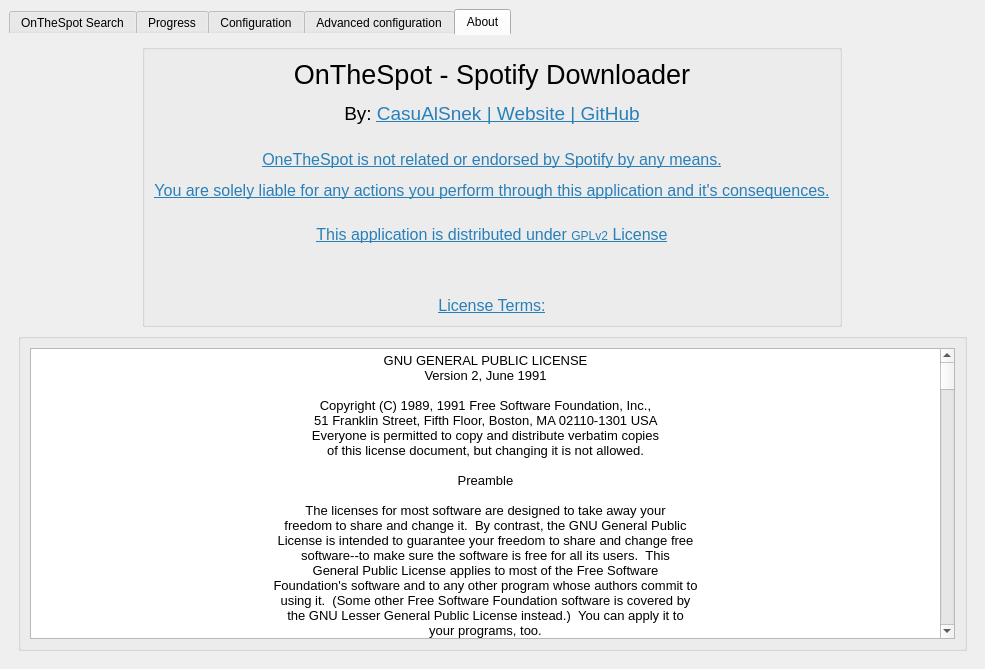
First picture: the form in src/onthespot/gui/qtui/main.ui, repository moddroid94/onthespot, before the edit.
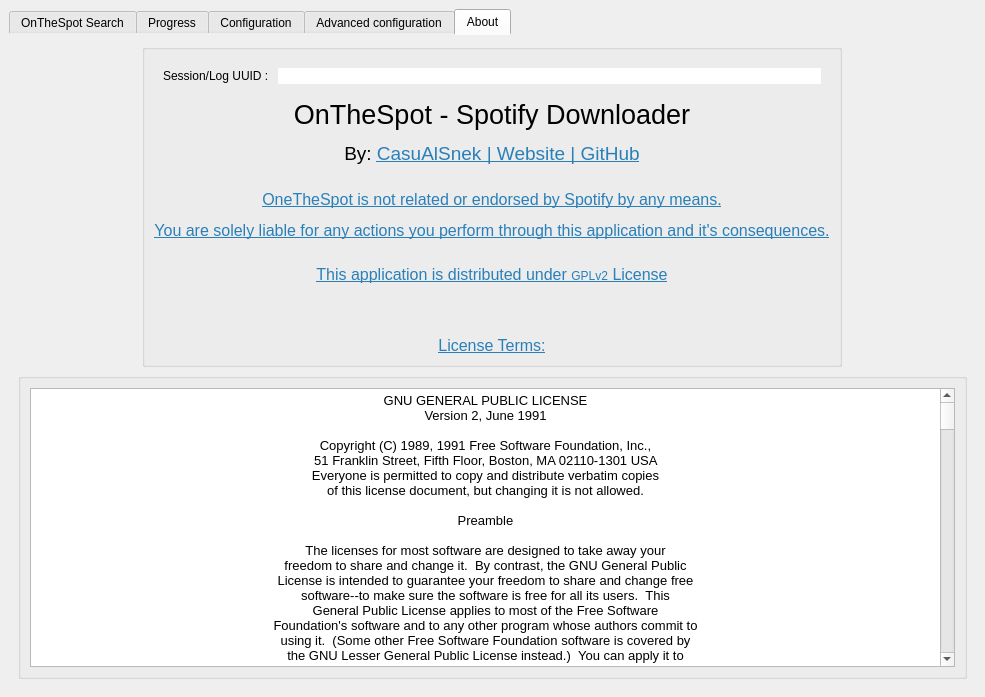
Second picture: the form after the edit. The open tabs and pages were chosen to show the change. Icons and pictures are not drawn.

Diff of the .ui file:
```diff
--- a/src/onthespot/gui/qtui/main.ui
+++ b/src/onthespot/gui/qtui/main.ui
@@ -10,7 +10,7 @@
     <x>0</x>
     <y>0</y>
     <width>985</width>
-    <height>669</height>
+    <height>697</height>
    </rect>
   </property>
   <property name="windowTitle">
@@ -1546,7 +1546,42 @@
           </property>
           <layout class="QVBoxLayout" name="verticalLayout_15">
            <item>
-            <widget class="QLabel" name="label">
+            <widget class="QFrame" name="frame">
+             <property name="minimumSize">
+              <size>
+               <width>0</width>
+               <height>0</height>
+              </size>
+             </property>
+             <property name="frameShape">
+              <enum>QFrame::NoFrame</enum>
+             </property>
+             <property name="frameShadow">
+              <enum>QFrame::Plain</enum>
+             </property>
+             <layout class="QHBoxLayout" name="horizontalLayout_4">
+              <item>
+               <widget class="QLabel" name="lb_session_uuid">
+                <property name="text">
+                 <string>Session/Log UUID : </string>
+                </property>
+               </widget>
+              </item>
+              <item>
+               <widget class="QLineEdit" name="inp_session_uuid">
+                <property name="enabled">
+                 <bool>false</bool>
+                </property>
+                <property name="frame">
+                 <bool>false</bool>
+                </property>
+               </widget>
+              </item>
+             </layout>
+            </widget>
+           </item>
+           <item>
+            <widget class="QLabel" name="label_about">
              <property name="text">
               <string>&lt;html&gt;&lt;head/&gt;&lt;body&gt;&lt;p align=&quot;center&quot;&gt;&lt;span style=&quot; font-size:20pt;&quot;&gt;OnTheSpot - Spotify Downloader&lt;/span&gt;&lt;/p&gt;&lt;p align=&quot;center&quot;&gt;&lt;span style=&quot; font-size:14pt;&quot;&gt;By: &lt;/span&gt;&lt;a href=&quot;http://casualsnek.eu.org&quot;&gt;&lt;span style=&quot; font-size:14pt; text-decoration: underline; color:#2980b9;&quot;&gt;CasuAlSnek | Website | &lt;/span&gt;&lt;/a&gt;&lt;a href=&quot;https://github.com/casualsnek/onethespot&quot;&gt;&lt;span style=&quot; font-size:14pt; text-decoration: underline; color:#2980b9;&quot;&gt;GitHub&lt;/span&gt;&lt;/a&gt;&lt;br/&gt;&lt;/p&gt;&lt;p align=&quot;center&quot;&gt;&lt;a href=&quot;https://github.com/casualsnek/onethespot&quot;&gt;&lt;span style=&quot; font-size:12pt; text-decoration: underline; color:#2980b9;&quot;&gt;OneTheSpot is not related or endorsed by Spotify by any means.&lt;/span&gt;&lt;/a&gt;&lt;/p&gt;&lt;p align=&quot;center&quot;&gt;&lt;a href=&quot;https://github.com/casualsnek/onethespot&quot;&gt;&lt;span style=&quot; font-size:12pt; text-decoration: underline; color:#2980b9;&quot;&gt;You are solely liable for any actions you perform through this application and it's consequences.&lt;/span&gt;&lt;/a&gt;&lt;br/&gt;&lt;/p&gt;&lt;p align=&quot;center&quot;&gt;&lt;a href=&quot;https://github.com/casualsnek/onethespot&quot;&gt;&lt;span style=&quot; font-size:12pt; text-decoration: underline; color:#2980b9;&quot;&gt;This application is distributed under &lt;/span&gt;&lt;/a&gt;&lt;a href=&quot;https://www.gnu.org/licenses/old-licenses/lgpl-2.0.html&quot;&gt;&lt;span style=&quot; text-decoration: underline; color:#2980b9;&quot;&gt;GPLv2&lt;/span&gt;&lt;/a&gt;&lt;a href=&quot;https://github.com/casualsnek/onethespot&quot;&gt;&lt;span style=&quot; font-size:12pt; text-decoration: underline; color:#2980b9;&quot;&gt; License&lt;/span&gt;&lt;/a&gt;&lt;/p&gt;&lt;p align=&quot;center&quot;&gt;&lt;br/&gt;&lt;/p&gt;&lt;p align=&quot;center&quot;&gt;&lt;a href=&quot;https://github.com/casualsnek/onethespot&quot;&gt;&lt;span style=&quot; font-size:12pt; text-decoration: underline; color:#2980b9;&quot;&gt;License Terms:&lt;/span&gt;&lt;/a&gt;&lt;/p&gt;&lt;/body&gt;&lt;/html&gt;</string>
              </property>
@@ -1582,7 +1617,7 @@
               <string>&lt;!DOCTYPE HTML PUBLIC &quot;-//W3C//DTD HTML 4.0//EN&quot; &quot;http://www.w3.org/TR/REC-html40/strict.dtd&quot;&gt;
 &lt;html&gt;&lt;head&gt;&lt;meta name=&quot;qrichtext&quot; content=&quot;1&quot; /&gt;&lt;style type=&quot;text/css&quot;&gt;
 p, li { white-space: pre-wrap; }
-&lt;/style&gt;&lt;/head&gt;&lt;body style=&quot; font-family:'IBM Plex Mono'; font-size:10pt; font-weight:456; font-style:normal;&quot;&gt;
+&lt;/style&gt;&lt;/head&gt;&lt;body style=&quot; font-family:'RobotoMono Nerd Font'; font-size:10pt; font-weight:456; font-style:normal;&quot;&gt;
 &lt;p align=&quot;center&quot; style=&quot; margin-top:12px; margin-bottom:12px; margin-left:0px; margin-right:0px; -qt-block-indent:0; text-indent:0px;&quot;&gt;&lt;span style=&quot; font-family:'monospace'; font-weight:400;&quot;&gt;GNU GENERAL PUBLIC LICENSE&lt;br /&gt;Version 2, June 1991 &lt;br /&gt;&lt;br /&gt;Copyright (C) 1989, 1991 Free Software Foundation, Inc., &lt;br /&gt;51 Franklin Street, Fifth Floor, Boston, MA 02110-1301 USA &lt;br /&gt;Everyone is permitted to copy and distribute verbatim copies &lt;br /&gt;of this license document, but changing it is not allowed. &lt;br /&gt;&lt;br /&gt;Preamble &lt;br /&gt;&lt;br /&gt;The licenses for most software are designed to take away your &lt;br /&gt;freedom to share and change it.  By contrast, the GNU General Public &lt;br /&gt;License is intended to guarantee your freedom to share and change free &lt;br /&gt;software--to make sure the software is free for all its users.  This &lt;br /&gt;General Public License applies to most of the Free Software &lt;br /&gt;Foundation's software and to any other program whose authors commit to &lt;br /&gt;using it.  (Some other Free Software Foundation software is covered by &lt;br /&gt;the GNU Lesser General Public License instead.)  You can apply it to &lt;br /&gt;your programs, too. &lt;br /&gt;&lt;br /&gt;When we speak of free software, we are referring to freedom, not &lt;br /&gt;price.  Our General Public Licenses are designed to make sure that you &lt;br /&gt;have the freedom to distribute copies of free software (and charge for &lt;br /&gt;this service if you wish), that you receive source code or can get it &lt;br /&gt;if you want it, that you can change the software or use pieces of it &lt;br /&gt;in new free programs; and that you know you can do these things. &lt;br /&gt;&lt;br /&gt;To protect your rights, we need to make restrictions that forbid &lt;br /&gt;anyone to deny you these rights or to ask you to surrender the rights. &lt;br /&gt;These restrictions translate to certain responsibilities for you if you &lt;br /&gt;distribute copies of the software, or if you modify it. &lt;br /&gt;&lt;br /&gt;For example, if you distribute copies of such a program, whether &lt;br /&gt;gratis or for a fee, you must give the recipients all the rights that &lt;br /&gt;you have.  You must make sure that they, too, receive or can get the &lt;br /&gt;source code.  And you must show them these terms so they know their &lt;br /&gt;rights. &lt;br /&gt;&lt;br /&gt;We protect your rights with two steps: (1) copyright the software, and &lt;br /&gt;(2) offer you this license which gives you legal permission to copy, &lt;br /&gt;distribute and/or modify the software. &lt;br /&gt;&lt;br /&gt;Also, for each author's protection and ours, we want to make certain &lt;br /&gt;that everyone understands that there is no warranty for this free &lt;br /&gt;software.  If the software is modified by someone else and passed on, we &lt;br /&gt;want its recipients to know that what they have is not the original, so &lt;br /&gt;that any problems introduced by others will not reflect on the original &lt;br /&gt;authors' reputations. &lt;br /&gt;&lt;br /&gt;Finally, any free program is threatened constantly by software &lt;br /&gt;patents.  We wish to avoid the danger that redistributors of a free &lt;br /&gt;program will individually obtain patent licenses, in effect making the &lt;br /&gt;program proprietary.  To prevent this, we have made it clear that any &lt;br /&gt;patent must be licensed for everyone's free use or not licensed at all. &lt;br /&gt;&lt;br /&gt;The precise terms and conditions for copying, distribution and &lt;br /&gt;modification follow. &lt;br /&gt;&lt;br /&gt;GNU GENERAL PUBLIC LICENSE &lt;br /&gt;TERMS AND CONDITIONS FOR COPYING, DISTRIBUTION AND MODIFICATION &lt;br /&gt;&lt;br /&gt;0. This License applies to any program or other work which contains &lt;br /&gt;a notice placed by the copyright holder saying it may be distributed &lt;br /&gt;under the terms of this General Public License.  The &amp;quot;Program&amp;quot;, below, &lt;br /&gt;refers to any such program or work, and a &amp;quot;work based on the Program&amp;quot; &lt;br /&gt;means either the Program or any derivative work under copyright law: &lt;br /&gt;that is to say, a work containing the Program or a portion of it, &lt;br /&gt;either verbatim or with modifications and/or translated into another &lt;br /&gt;language.  (Hereinafter, translation is included without limitation in &lt;br /&gt;the term &amp;quot;modification&amp;quot;.)  Each licensee is addressed as &amp;quot;you&amp;quot;. &lt;br /&gt;&lt;br /&gt;Activities other than copying, distribution and modification are not &lt;br /&gt;covered by this License; they are outside its scope.  The act of &lt;br /&gt;running the Program is not restricted, and the output from the Program &lt;br /&gt;is covered only if its contents constitute a work based on the &lt;br /&gt;Program (independent of having been made by running the Program). &lt;br /&gt;Whether that is true depends on what the Program does. &lt;br /&gt;&lt;br /&gt;1. You may copy and distribute verbatim copies of the Program's &lt;br /&gt;source code as you receive it, in any medium, provided that you &lt;br /&gt;conspicuously and appropriately publish on each copy an appropriate &lt;br /&gt;copyright notice and disclaimer of warranty; keep intact all the &lt;br /&gt;notices that refer to this License and to the absence of any warranty; &lt;br /&gt;and give any other recipients of the Program a copy of this License &lt;br /&gt;along with the Program. &lt;br /&gt;&lt;br /&gt;You may charge a fee for the physical act of transferring a copy, and &lt;br /&gt;you may at your option offer warranty protection in exchange for a fee. &lt;br /&gt;&lt;br /&gt;2. You may modify your copy or copies of the Program or any portion &lt;br /&gt;of it, thus forming a work based on the Program, and copy and &lt;br /&gt;distribute such modifications or work under the terms of Section 1 &lt;br /&gt;above, provided that you also meet all of these conditions: &lt;br /&gt;&lt;br /&gt;a) You must cause the modified files to carry prominent notices &lt;br /&gt;stating that you changed the files and the date of any change. &lt;br /&gt;&lt;br /&gt;b) You must cause any work that you distribute or publish, that in &lt;br /&gt;whole or in part contains or is derived from the Program or any &lt;br /&gt;part thereof, to be licensed as a whole at no charge to all third &lt;br /&gt;parties under the terms of this License. &lt;br /&gt;&lt;br /&gt;c) If the modified program normally reads commands interactively &lt;br /&gt;when run, you must cause it, when started running for such &lt;br /&gt;interactive use in the most ordinary way, to print or display an &lt;br /&gt;announcement including an appropriate copyright notice and a &lt;br /&gt;notice that there is no warranty (or else, saying that you provide &lt;br /&gt;a warranty) and that users may redistribute the program under &lt;br /&gt;these conditions, and telling the user how to view a copy of this &lt;br /&gt;License.  (Exception: if the Program itself is interactive but &lt;br /&gt;does not normally print such an announcement, your work based on &lt;br /&gt;the Program is not required to print an announcement.) &lt;br /&gt;&lt;br /&gt;These requirements apply to the modified work as a whole.  If &lt;br /&gt;identifiable sections of that work are not derived from the Program, &lt;br /&gt;and can be reasonably considered independent and separate works in &lt;br /&gt;themselves, then this License, and its terms, do not apply to those &lt;br /&gt;sections when you distribute them as separate works.  But when you &lt;br /&gt;distribute the same sections as part of a whole which is a work based &lt;br /&gt;on the Program, the distribution of the whole must be on the terms of &lt;br /&gt;this License, whose permissions for other licensees extend to the &lt;br /&gt;entire whole, and thus to each and every part regardless of who wrote it. &lt;br /&gt;&lt;br /&gt;Thus, it is not the intent of this section to claim rights or contest &lt;br /&gt;your rights to work written entirely by you; rather, the intent is to &lt;br /&gt;exercise the right to control the distribution of derivative or &lt;br /&gt;collective works based on the Program. &lt;br /&gt;&lt;br /&gt;In addition, mere aggregation of another work not based on the Program &lt;br /&gt;with the Program (or with a work based on the Program) on a volume of &lt;br /&gt;a storage or distribution medium does not bring the other work under &lt;br /&gt;the scope of this License. &lt;br /&gt;&lt;br /&gt;3. You may copy and distribute the Program (or a work based on it, &lt;br /&gt;under Section 2) in object code or executable form under the terms of &lt;br /&gt;Sections 1 and 2 above provided that you also do one of the following: &lt;br /&gt;&lt;br /&gt;a) Accompany it with the complete corresponding machine-readable &lt;br /&gt;source code, which must be distributed under the terms of Sections &lt;br /&gt;1 and 2 above on a medium customarily used for software interchange; or, &lt;br /&gt;&lt;br /&gt;b) Accompany it with a written offer, valid for at least three &lt;br /&gt;years, to give any third party, for a charge no more than your &lt;br /&gt;cost of physically performing source distribution, a complete &lt;br /&gt;machine-readable copy of the corresponding source code, to be &lt;br /&gt;distributed under the terms of Sections 1 and 2 above on a medium &lt;br /&gt;customarily used for software interchange; or, &lt;br /&gt;&lt;br /&gt;c) Accompany it with the information you received as to the offer &lt;br /&gt;to distribute corresponding source code.  (This alternative is &lt;br /&gt;allowed only for noncommercial distribution and only if you &lt;br /&gt;received the program in object code or executable form with such &lt;br /&gt;an offer, in accord with Subsection b above.) &lt;br /&gt;&lt;br /&gt;The source code for a work means the preferred form of the work for &lt;br /&gt;making modifications to it.  For an executable work, complete source &lt;br /&gt;code means all the source code for all modules it contains, plus any &lt;br /&gt;associated interface definition files, plus the scripts used to &lt;br /&gt;control compilation and installation of the executable.  However, as a &lt;br /&gt;special exception, the source code distributed need not include &lt;br /&gt;anything that is normally distributed (in either source or binary &lt;br /&gt;form) with the major components (compiler, kernel, and so on) of the &lt;br /&gt;operating system on which the executable runs, unless that component &lt;br /&gt;itself accompanies the executable. &lt;br /&gt;&lt;br /&gt;If distribution of executable or object code is made by offering &lt;br /&gt;access to copy from a designated place, then offering equivalent &lt;br /&gt;access to copy the source code from the same place counts as &lt;br /&gt;distribution of the source code, even though third parties are not &lt;br /&gt;compelled to copy the source along with the object code. &lt;br /&gt;&lt;br /&gt;4. You may not copy, modify, sublicense, or distribute the Program &lt;br /&gt;except as expressly provided under this License.  Any attempt &lt;br /&gt;otherwise to copy, modify, sublicense or distribute the Program is &lt;br /&gt;void, and will automatically terminate your rights under this License. &lt;br /&gt;However, parties who have received copies, or rights, from you under &lt;br /&gt;this License will not have their licenses terminated so long as such &lt;br /&gt;parties remain in full compliance. &lt;br /&gt;&lt;br /&gt;5. You are not required to accept this License, since you have not &lt;br /&gt;signed it.  However, nothing else grants you permission to modify or &lt;br /&gt;distribute the Program or its derivative works.  These actions are &lt;br /&gt;prohibited by law if you do not accept this License.  Therefore, by &lt;br /&gt;modifying or distributing the Program (or any work based on the &lt;br /&gt;Program), you indicate your acceptance of this License to do so, and &lt;br /&gt;all its terms and conditions for copying, distributing or modifying &lt;br /&gt;the Program or works based on it. &lt;br /&gt;&lt;br /&gt;6. Each time you redistribute the Program (or any work based on the &lt;br /&gt;Program), the recipient automatically receives a license from the &lt;br /&gt;original licensor to copy, distribute or modify the Program subject to &lt;br /&gt;these terms and conditions.  You may not impose any further &lt;br /&gt;restrictions on the recipients' exercise of the rights granted herein. &lt;br /&gt;You are not responsible for enforcing compliance by third parties to &lt;br /&gt;this License. &lt;br /&gt;&lt;br /&gt;7. If, as a consequence of a court judgment or allegation of patent &lt;br /&gt;infringement or for any other reason (not limited to patent issues), &lt;br /&gt;conditions are imposed on you (whether by court order, agreement or &lt;br /&gt;otherwise) that contradict the conditions of this License, they do not &lt;br /&gt;excuse you from the conditions of this License.  If you cannot &lt;br /&gt;distribute so as to satisfy simultaneously your obligations under this &lt;br /&gt;License and any other pertinent obligations, then as a consequence you &lt;br /&gt;may not distribute the Program at all.  For example, if a patent &lt;br /&gt;license would not permit royalty-free redistribution of the Program by &lt;br /&gt;all those who receive copies directly or indirectly through you, then &lt;br /&gt;the only way you could satisfy both it and this License would be to &lt;br /&gt;refrain entirely from distribution of the Program. &lt;br /&gt;&lt;br /&gt;If any portion of this section is held invalid or unenforceable under &lt;br /&gt;any particular circumstance, the balance of the section is intended to &lt;br /&gt;apply and the section as a whole is intended to apply in other &lt;br /&gt;circumstances. &lt;br /&gt;&lt;br /&gt;It is not the purpose of this section to induce you to infringe any &lt;br /&gt;patents or other property right claims or to contest validity of any &lt;br /&gt;such claims; this section has the sole purpose of protecting the &lt;br /&gt;integrity of the free software distribution system, which is &lt;br /&gt;implemented by public license practices.  Many people have made &lt;br /&gt;generous contributions to the wide range of software distributed &lt;br /&gt;through that system in reliance on consistent application of that &lt;br /&gt;system; it is up to the author/donor to decide if he or she is willing &lt;br /&gt;to distribute software through any other system and a licensee cannot &lt;br /&gt;impose that choice. &lt;br /&gt;&lt;br /&gt;This section is intended to make thoroughly clear what is believed to &lt;br /&gt;be a consequence of the rest of this License. &lt;br /&gt;&lt;br /&gt;8. If the distribution and/or use of the Program is restricted in &lt;br /&gt;certain countries either by patents or by copyrighted interfaces, the &lt;br /&gt;original copyright holder who places the Program under this License &lt;br /&gt;may add an explicit geographical distribution limitation excluding &lt;br /&gt;those countries, so that distribution is permitted only in or among &lt;br /&gt;countries not thus excluded.  In such case, this License incorporates &lt;br /&gt;the limitation as if written in the body of this License. &lt;br /&gt;&lt;br /&gt;9. The Free Software Foundation may publish revised and/or new versions &lt;br /&gt;of the General Public License from time to time.  Such new versions will &lt;br /&gt;be similar in spirit to the present version, but may differ in detail to &lt;br /&gt;address new problems or concerns. &lt;br /&gt;&lt;br /&gt;Each version is given a distinguishing version number.  If the Program &lt;br /&gt;specifies a version number of this License which applies to it and &amp;quot;any &lt;br /&gt;later version&amp;quot;, you have the option of following the terms and conditions &lt;br /&gt;either of that version or of any later version published by the Free &lt;br /&gt;Software Foundation.  If the Program does not specify a version number of &lt;br /&gt;this License, you may choose any version ever published by the Free Software &lt;br /&gt;Foundation. &lt;br /&gt;&lt;br /&gt;10. If you wish to incorporate parts of the Program into other free &lt;br /&gt;programs whose distribution conditions are different, write to the author &lt;br /&gt;to ask for permission.  For software which is copyrighted by the Free &lt;br /&gt;Software Foundation, write to the Free Software Foundation; we sometimes &lt;br /&gt;make exceptions for this.  Our decision will be guided by the two goals &lt;br /&gt;of preserving the free status of all derivatives of our free software and &lt;br /&gt;of promoting the sharing and reuse of software generally. &lt;br /&gt;&lt;br /&gt;NO WARRANTY &lt;br /&gt;&lt;br /&gt;11. BECAUSE THE PROGRAM IS LICENSED FREE OF CHARGE, THERE IS NO WARRANTY &lt;br /&gt;FOR THE PROGRAM, TO THE EXTENT PERMITTED BY APPLICABLE LAW.  EXCEPT WHEN &lt;br /&gt;OTHERWISE STATED IN WRITING THE COPYRIGHT HOLDERS AND/OR OTHER PARTIES &lt;br /&gt;PROVIDE THE PROGRAM &amp;quot;AS IS&amp;quot; WITHOUT WARRANTY OF ANY KIND, EITHER EXPRESSED &lt;br /&gt;OR IMPLIED, INCLUDING, BUT NOT LIMITED TO, THE IMPLIED WARRANTIES OF &lt;br /&gt;MERCHANTABILITY AND FITNESS FOR A PARTICULAR PURPOSE.  THE ENTIRE RISK AS &lt;br /&gt;TO THE QUALITY AND PERFORMANCE OF THE PROGRAM IS WITH YOU.  SHOULD THE &lt;br /&gt;PROGRAM PROVE DEFECTIVE, YOU ASSUME THE COST OF ALL NECESSARY SERVICING, &lt;br /&gt;REPAIR OR CORRECTION. &lt;br /&gt;&lt;br /&gt;12. IN NO EVENT UNLESS REQUIRED BY APPLICABLE LAW OR AGREED TO IN WRITING &lt;br /&gt;WILL ANY COPYRIGHT HOLDER, OR ANY OTHER PARTY WHO MAY MODIFY AND/OR &lt;br /&gt;REDISTRIBUTE THE PROGRAM AS PERMITTED ABOVE, BE LIABLE TO YOU FOR DAMAGES, &lt;br /&gt;INCLUDING ANY GENERAL, SPECIAL, INCIDENTAL OR CONSEQUENTIAL DAMAGES ARISING &lt;br /&gt;OUT OF THE USE OR INABILITY TO USE THE PROGRAM (INCLUDING BUT NOT LIMITED &lt;br /&gt;TO LOSS OF DATA OR DATA BEING RENDERED INACCURATE OR LOSSES SUSTAINED BY &lt;br /&gt;YOU OR THIRD PARTIES OR A FAILURE OF THE PROGRAM TO OPERATE WITH ANY OTHER &lt;br /&gt;PROGRAMS), EVEN IF SUCH HOLDER OR OTHER PARTY HAS BEEN ADVISED OF THE &lt;br /&gt;POSSIBILITY OF SUCH DAMAGES. &lt;br /&gt;&lt;br /&gt;END OF TERMS AND CONDITIONS &lt;br /&gt;&lt;br /&gt;How to Apply These Terms to Your New Programs &lt;br /&gt;&lt;br /&gt;If you develop a new program, and you want it to be of the greatest &lt;br /&gt;possible use to the public, the best way to achieve this is to make it &lt;br /&gt;free software which everyone can redistribute and change under these terms. &lt;br /&gt;&lt;br /&gt;To do so, attach the following notices to the program.  It is safest &lt;br /&gt;to attach them to the start of each source file to most effectively &lt;br /&gt;convey the exclusion of warranty; and each file should have at least &lt;br /&gt;the &amp;quot;copyright&amp;quot; line and a pointer to where the full notice is found. &lt;br /&gt;&lt;br /&gt;&amp;lt;one line to give the program's name and a brief idea of what it does.&amp;gt; &lt;br /&gt;Copyright (C) &amp;lt;year&amp;gt;  &amp;lt;name of author&amp;gt; &lt;br /&gt;&lt;br /&gt;This program is free software; you can redistribute it and/or modify &lt;br /&gt;it under the terms of the GNU General Public License as published by &lt;br /&gt;the Free Software Foundation; either version 2 of the License, or &lt;br /&gt;(at your option) any later version. &lt;br /&gt;&lt;br /&gt;This program is distributed in the hope that it will be useful, &lt;br /&gt;but WITHOUT ANY WARRANTY; without even the implied warranty of &lt;br /&gt;MERCHANTABILITY or FITNESS FOR A PARTICULAR PURPOSE.  See the &lt;br /&gt;GNU General Public License for more details. &lt;br /&gt;&lt;br /&gt;You should have received a copy of the GNU General Public License along &lt;br /&gt;with this program; if not, write to the Free Software Foundation, Inc., &lt;br /&gt;51 Franklin Street, Fifth Floor, Boston, MA 02110-1301 USA. &lt;br /&gt;&lt;br /&gt;Also add information on how to contact you by electronic and paper mail. &lt;br /&gt;&lt;br /&gt;If the program is interactive, make it output a short notice like this &lt;br /&gt;when it starts in an interactive mode: &lt;br /&gt;&lt;br /&gt;Gnomovision version 69, Copyright (C) year name of author &lt;br /&gt;Gnomovision comes with ABSOLUTELY NO WARRANTY; for details type `show w'. &lt;br /&gt;This is free software, and you are welcome to redistribute it &lt;br /&gt;under certain conditions; type `show c' for details. &lt;br /&gt;&lt;br /&gt;The hypothetical commands `show w' and `show c' should show the appropriate &lt;br /&gt;parts of the General Public License.  Of course, the commands you use may &lt;br /&gt;be called something other than `show w' and `show c'; they could even be &lt;br /&gt;mouse-clicks or menu items--whatever suits your program. &lt;br /&gt;&lt;br /&gt;You should also get your employer (if you work as a programmer) or your &lt;br /&gt;school, if any, to sign a &amp;quot;copyright disclaimer&amp;quot; for the program, if &lt;br /&gt;necessary.  Here is a sample; alter the names: &lt;br /&gt;&lt;br /&gt;Yoyodyne, Inc., hereby disclaims all copyright interest in the program &lt;br /&gt;`Gnomovision' (which makes passes at compilers) written by James Hacker. &lt;br /&gt;&lt;br /&gt;&amp;lt;signature of Ty Coon&amp;gt;, 1 April 1989 &lt;br /&gt;Ty Coon, President of Vice &lt;br /&gt;&lt;br /&gt;This General Public License does not permit incorporating your program into &lt;br /&gt;proprietary programs.  If your program is a subroutine library, you may &lt;br /&gt;consider it more useful to permit linking proprietary applications with the &lt;br /&gt;library.  If this is what you want to do, use the GNU Lesser General &lt;br /&gt;Public License instead of this License.&lt;/span&gt;&lt;/p&gt;&lt;/body&gt;&lt;/html&gt;</string>
              </property>
             </widget>
```
Left out of the diff: 23 changed lines with no effect on the pictures.
